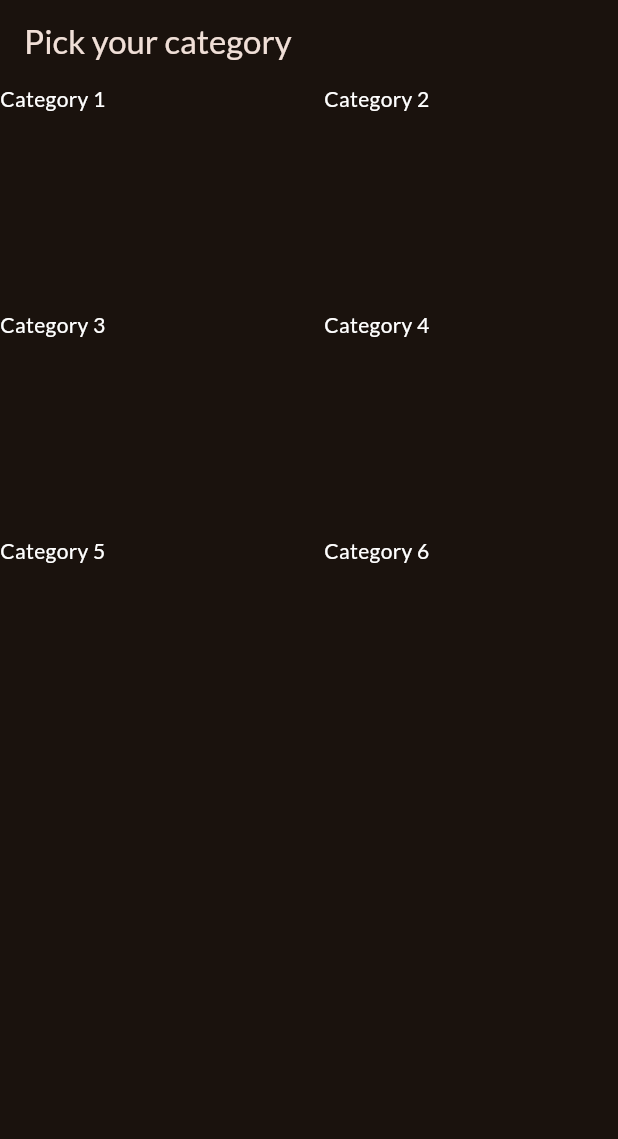
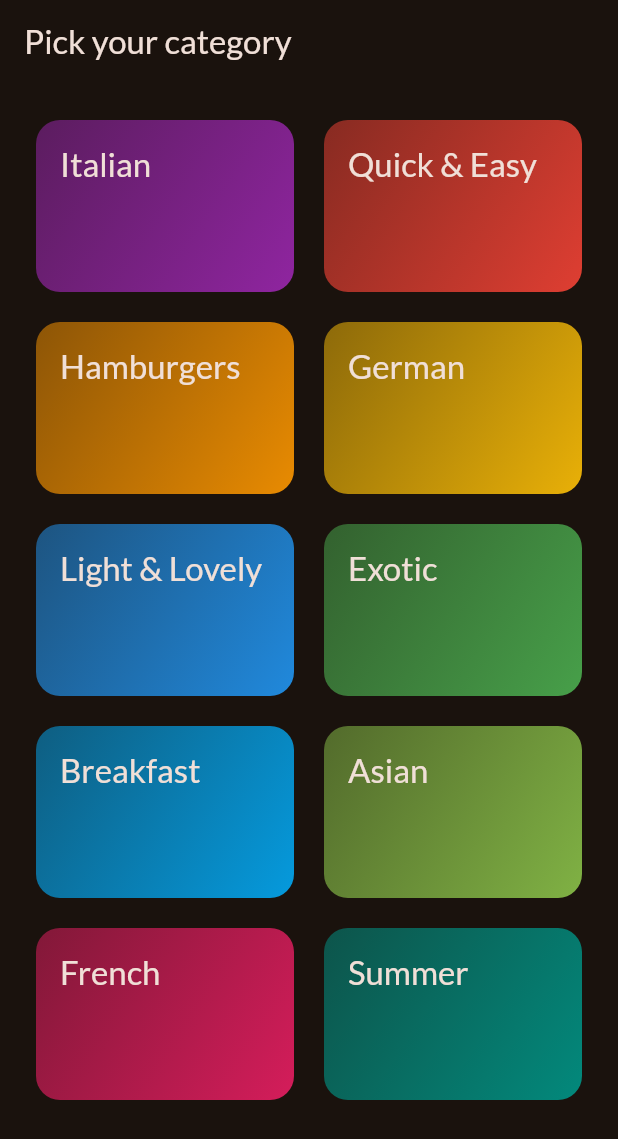
Before and after one commit to Felipe-Euzebio/flutter_meals, a Flutter app: the screen it shows after launch, on a phone screen of 412 x 824 dp. Shown: the top 1139 px of the screen. Run offline on Flutter 3.47's test engine with Material 3 defaults, Android fonts, the phone set to English and light mode, and no system bars; our stand-ins replace google_fonts.

Commit message:
Displaying Category items on a screen and making tappable widgets with InkWell

```diff
--- /dev/null
+++ b/lib/data/dummy_data.dart
@@ -0,0 +1,56 @@
+import 'package:flutter/material.dart';
+
+import 'package:meals_app/models/category.dart';
+
+const availableCategories = [
+  Category(
+    id: 'c1',
+    title: 'Italian',
+    color: Colors.purple,
+  ),
+  Category(
+    id: 'c2',
+    title: 'Quick & Easy',
+    color: Colors.red,
+  ),
+  Category(
+    id: 'c3',
+    title: 'Hamburgers',
+    color: Colors.orange,
+  ),
+  Category(
+    id: 'c4',
+    title: 'German',
+    color: Colors.amber,
+  ),
+  Category(
+    id: 'c5',
+    title: 'Light & Lovely',
+    color: Colors.blue,
+  ),
+  Category(
+    id: 'c6',
+    title: 'Exotic',
+    color: Colors.green,
+  ),
+  Category(
+    id: 'c7',
+    title: 'Breakfast',
+    color: Colors.lightBlue,
+  ),
+  Category(
+    id: 'c8',
+    title: 'Asian',
+    color: Colors.lightGreen,
+  ),
+  Category(
+    id: 'c9',
+    title: 'French',
+    color: Colors.pink,
+  ),
+  Category(
+    id: 'c10',
+    title: 'Summer',
+    color: Colors.teal,
+  ),
+];
--- a/lib/main.dart
+++ b/lib/main.dart
@@ -1,7 +1,7 @@
 import 'package:flutter/material.dart';
 
 import 'package:google_fonts/google_fonts.dart';
-import 'package:meals_app/categories.dart';
+import 'package:meals_app/screens/categories.dart';
 
 final theme = ThemeData(
   useMaterial3: true,
--- /dev/null
+++ b/lib/models/category.dart
@@ -0,0 +1,13 @@
+import 'package:flutter/material.dart';
+
+class Category {
+  const Category({
+    required this.id,
+    required this.title,
+    this.color = Colors.orange,
+  });
+
+  final String id;
+  final String title;
+  final Color color;
+}
--- a/lib/categories.dart
+++ b/lib/screens/categories.dart
@@ -1,4 +1,6 @@
 import 'package:flutter/material.dart';
+import 'package:meals_app/data/dummy_data.dart';
+import 'package:meals_app/widgets/category_grid_item.dart';
 
 class CategoriesScreen extends StatelessWidget {
   const CategoriesScreen({super.key});
@@ -10,19 +12,17 @@ class CategoriesScreen extends StatelessWidget {
         title: const Text('Pick your category'),
       ),
       body: GridView(
+        padding: const EdgeInsets.all(24),
         gridDelegate: const SliverGridDelegateWithFixedCrossAxisCount(
           crossAxisCount: 2,
           childAspectRatio: 3 / 2,
           crossAxisSpacing: 20,
           mainAxisSpacing: 20,
         ),
-        children: const [
-          Text('Category 1', style: TextStyle(color: Colors.white),),
-          Text('Category 2', style: TextStyle(color: Colors.white),),
-          Text('Category 3', style: TextStyle(color: Colors.white),),
-          Text('Category 4', style: TextStyle(color: Colors.white),),
-          Text('Category 5', style: TextStyle(color: Colors.white),),
-          Text('Category 6', style: TextStyle(color: Colors.white),),
+        children: [
+          // avalaibleCategories.map((category) => CategoryGridItem(category: category)).toList(),
+          for (final category in availableCategories)
+            CategoryGridItem(category: category)
         ],
       ),
     );
--- /dev/null
+++ b/lib/widgets/category_grid_item.dart
@@ -0,0 +1,37 @@
+import 'package:flutter/material.dart';
+import 'package:meals_app/models/category.dart';
+
+class CategoryGridItem extends StatelessWidget {
+  const CategoryGridItem({super.key, required this.category});
+
+  final Category category;
+
+  @override
+  Widget build(BuildContext context) {
+    return InkWell(
+      onTap: () {},
+      splashColor: Theme.of(context).primaryColor,
+      borderRadius: BorderRadius.circular(16),
+      child: Container(
+        padding: const EdgeInsets.all(16),
+        decoration: BoxDecoration(
+          borderRadius: BorderRadius.circular(16),
+          gradient: LinearGradient(
+            colors: [
+              category.color.withOpacity(0.5),
+              category.color.withOpacity(0.9),
+            ],
+            begin: Alignment.topLeft,
+            end: Alignment.bottomRight,
+          ),
+        ),
+        child: Text(
+          category.title,
+          style: Theme.of(context).textTheme.titleLarge!.copyWith(
+            color: Theme.of(context).colorScheme.onBackground,
+          )
+        ),
+      ),
+    );
+  }
+}
```
Also changed, not shown: 1 other file.
